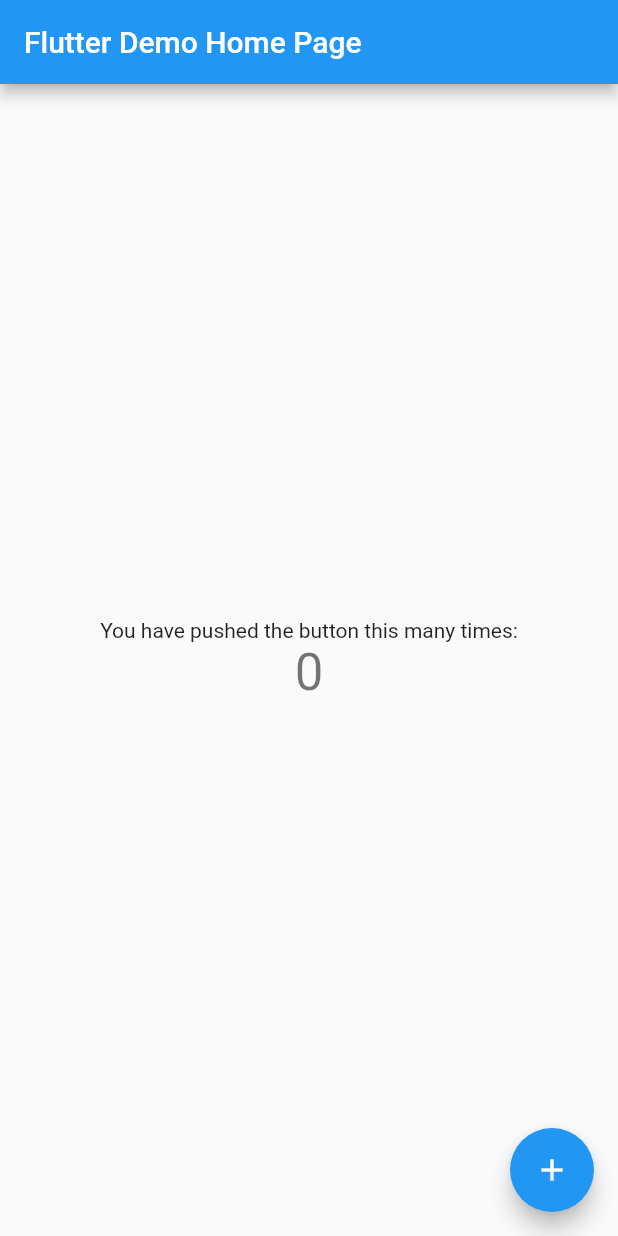
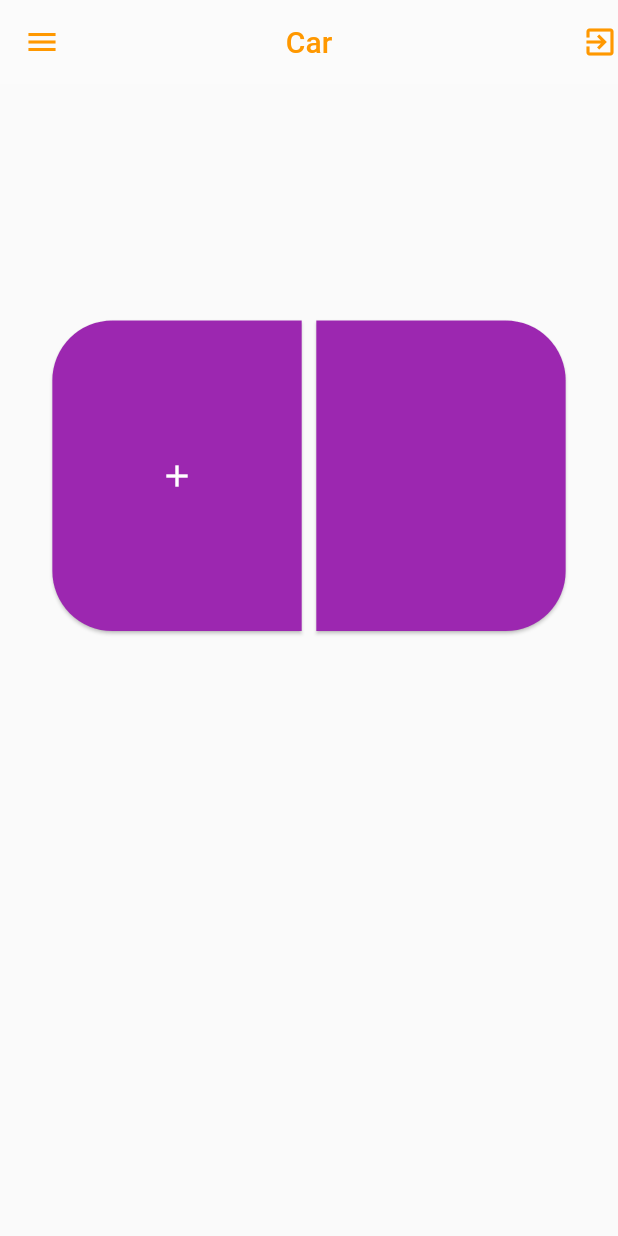
Before and after one commit to aifrosals/car_app, a Flutter app: the screen it shows after launch, on a phone screen of 412 x 824 dp. Run offline on Flutter 3.47's test engine with Material 2 defaults, Android fonts, the phone set to English and light mode, and no system bars.

Commit message:
2nd commit

```diff
--- a/lib/main.dart
+++ b/lib/main.dart
@@ -1,3 +1,5 @@
+import 'package:car_app/pages/login.dart';
+import 'package:car_app/pages/menu.dart';
 import 'package:flutter/material.dart';
 
 void main() => runApp(MyApp());
@@ -20,7 +22,8 @@ class MyApp extends StatelessWidget {
         // is not restarted.
         primarySwatch: Colors.blue,
       ),
-      home: MyHomePage(title: 'Flutter Demo Home Page'),
+      home: Menu(),
+      //MyHomePage(title: 'Flutter Demo Home Page'),
     );
   }
 }
--- /dev/null
+++ b/lib/pages/menu.dart
@@ -0,0 +1,121 @@
+import 'package:car_app/theme/styles.dart';
+import 'package:flutter/material.dart';
+
+class Menu extends StatefulWidget {
+  @override
+  _MenuState createState() => _MenuState();
+}
+
+class _MenuState extends State<Menu> {
+  @override
+  Widget build(BuildContext context) {
+
+    double width = MediaQuery.of(context).size.width;
+    double height = MediaQuery.of(context).size.height - kToolbarHeight;
+
+    return Scaffold(
+      appBar: AppBar(title: Text('Car', style: CustomStyles.orangeTextStyle,),
+        backgroundColor: Colors.white12,
+        elevation: 0.0,
+        iconTheme: IconThemeData(color: Colors.orange),
+        centerTitle: true,
+        actions: <Widget>[
+          Icon(Icons.exit_to_app)
+        ],
+      ),
+      drawer: Drawer(
+        // Add a ListView to the drawer. This ensures the user can scroll
+        // through the options in the drawer if there isn't enough vertical
+        // space to fit everything.
+        child: ListView(
+          // Important: Remove any padding from the ListView.
+          padding: EdgeInsets.zero,
+          children: <Widget>[
+            DrawerHeader(
+              child: Text('Drawer Header'),
+              decoration: BoxDecoration(
+                color: Colors.purple,
+              ),
+            ),
+            ListTile(
+              title: Text('Item 1'),
+              onTap: () {
+                // Update the state of the app.
+                // ...
+              },
+            ),
+            ListTile(
+              title: Text('Item 2'),
+              onTap: () {
+                // Update the state of the app.
+                // ...
+              },
+            ),
+          ],
+        ),
+      ),
+      body: Container(
+        height: height,
+        width: width,
+        child: Column(
+          children: <Widget>[
+            SizedBox(height: height * 0.20,),
+            Container(
+             // color: Colors.purple,
+              height: height * 0.28,
+              width: width * 0.85,
+              child: Row(
+                children: <Widget>[
+                  Expanded(
+                    flex: 100,
+                    child: Container(
+                      height: height * 20,
+                      child: Card(
+                        color: Colors.purple,
+                          shape: RoundedRectangleBorder(
+                            borderRadius: BorderRadius.only(
+                              topLeft:  Radius.circular(40),
+                              bottomLeft:  Radius.circular(40),
+                            ),
+                          ),
+                        child: Center(
+                          child: Column(
+                            mainAxisAlignment: MainAxisAlignment.center,
+                            children: <Widget>[
+                              Icon(Icons.add,color: Colors.white,)
+                            ],
+                          ),
+                        ),
+                      ),
+                    ),
+                  ),
+                  Expanded(
+                    flex: 1,
+                    child: SizedBox(),
+                  ),
+                  Expanded(
+                    flex: 100,
+                    child: Container(
+                      height: height * 20,
+                      child: Card(
+                          color: Colors.purple,
+                          shape: RoundedRectangleBorder(
+                            borderRadius: BorderRadius.only(
+                              topRight:  Radius.circular(40),
+                              bottomRight:  Radius.circular(40),
+
+                            ),
+                          )
+                      ),
+                    ),
+                  ),
+                ],
+              ),
+            ),
+
+          ],
+        ),
+      ),
+    );
+  }
+}
--- /dev/null
+++ b/lib/theme/styles.dart
@@ -0,0 +1,9 @@
+
+
+import 'package:flutter/material.dart';
+
+class CustomStyles{
+  static TextStyle orangeTextStyle = TextStyle(
+      color: Colors.orange
+      );
+}
```
Also changed, not shown: lib/pages/login.dart (added, +129 -0 lines), lib/theme/icons/MyFlutterApp.ttf (added).
